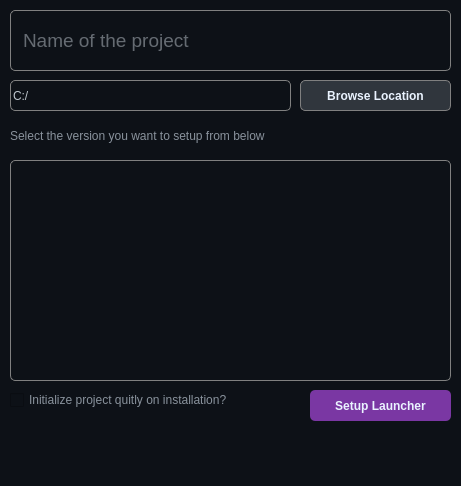
Old version of the form src/gui/ui/main-dark.ui in the repository hind-sagar-biswas/php_launchpad.
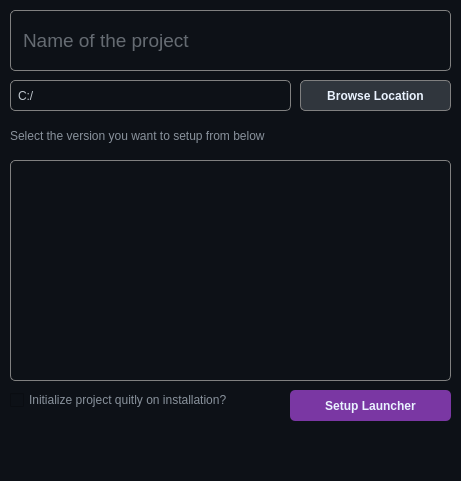
New version of the form. Icons and pictures are not drawn.

What changed in the file:
```diff
--- a/src/gui/ui/main-dark.ui
+++ b/src/gui/ui/main-dark.ui
@@ -7,7 +7,7 @@
     <x>0</x>
     <y>0</y>
     <width>461</width>
-    <height>486</height>
+    <height>481</height>
    </rect>
   </property>
   <property name="windowTitle">
@@ -37,7 +37,7 @@
      </rect>
     </property>
     <property name="styleSheet">
-     <string notr="true">border: 1px solid grey; border-radius: 5px;</string>
+     <string notr="true">border: 1px solid grey; border-radius: 5px; padding-left: 5px;</string>
     </property>
     <property name="text">
      <string>C:/</string>
@@ -102,9 +102,9 @@
    <widget class="QPushButton" name="prepareLauncherButton">
     <property name="geometry">
      <rect>
-      <x>310</x>
+      <x>290</x>
       <y>390</y>
-      <width>141</width>
+      <width>161</width>
       <height>31</height>
      </rect>
     </property>
```
Left out of the diff: 12 changed lines with no effect on the pictures.
